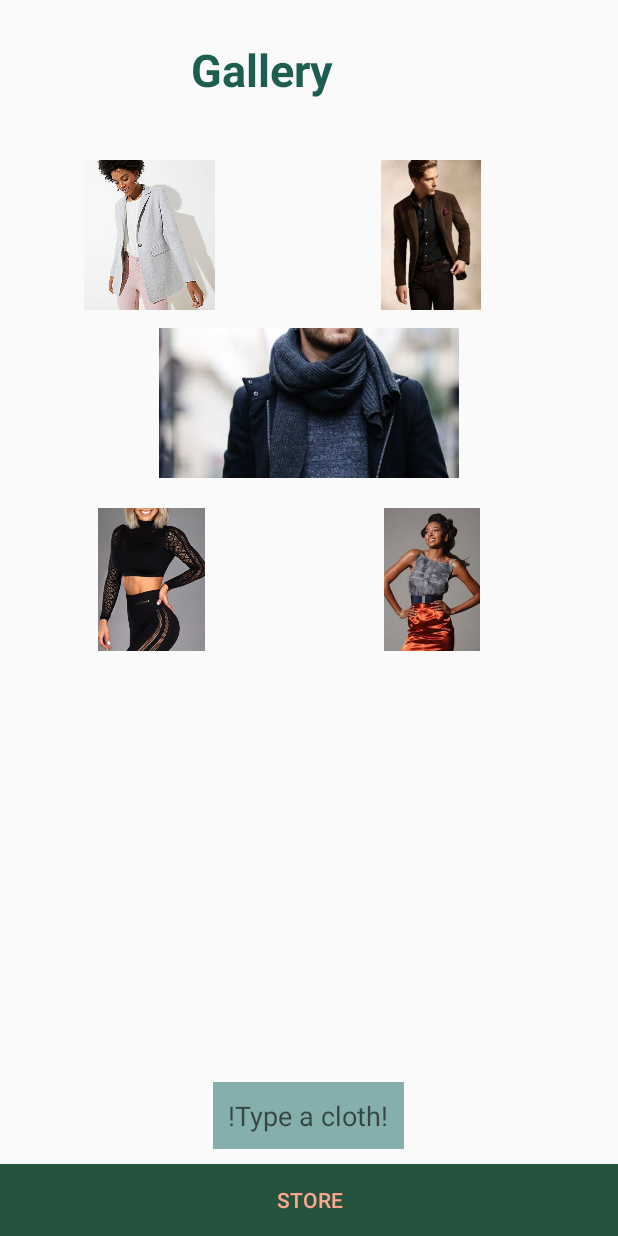
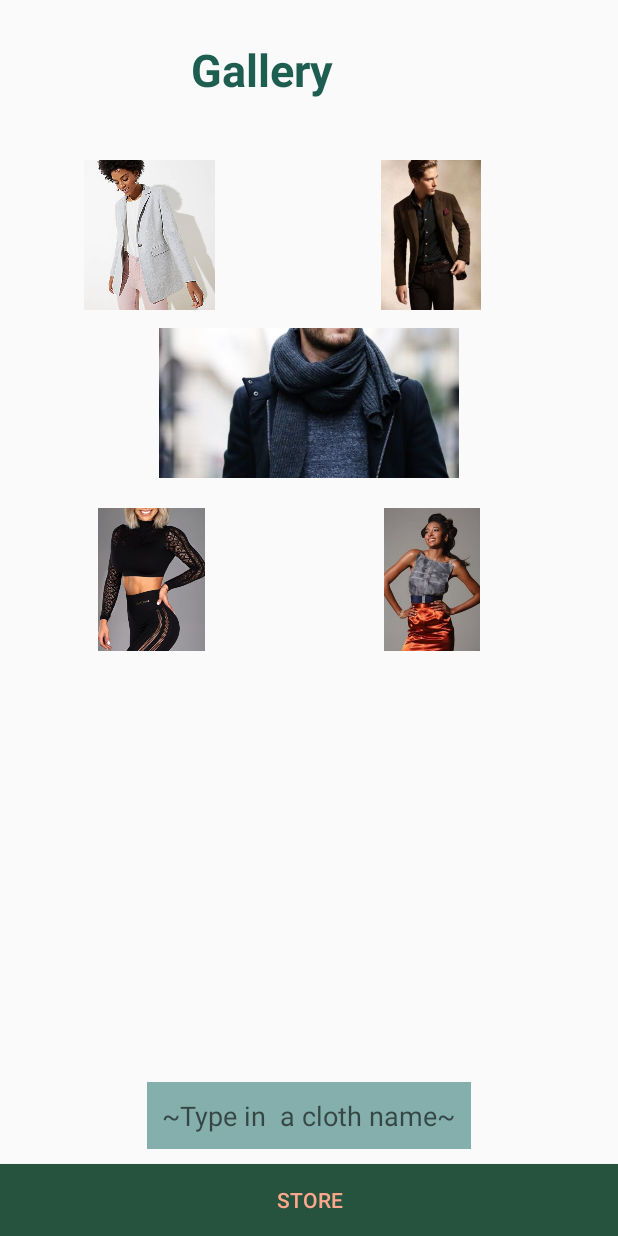
Before and after one commit to Sangwa-C/Sangwa_Sytles, an Android app: the screen it shows after launch (ImagesActivity), on a phone screen of 412 x 824 dp. Run offline under Robolectric (Android 15) with nearby library versions, the phone set to English and light mode, and no system bars; our stand-ins replace ButterKnife; Roboto replaces fonts that are not available here.

```diff
--- a/app/src/main/res/layout/activity_images.xml
+++ b/app/src/main/res/layout/activity_images.xml
@@ -108,7 +108,7 @@
         android:layout_centerHorizontal="true"
         android:layout_marginBottom="10dp"
         android:background="#84AFAC"
-        android:hint="!Type a cloth!"
+        android:hint="~Type in  a cloth name~"
         android:padding="10dp"
         android:textColor="#A78175" />
 
```
